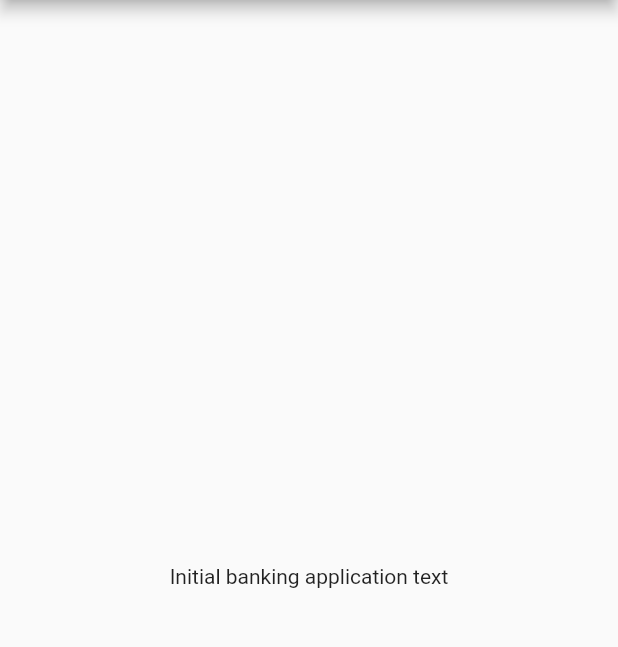
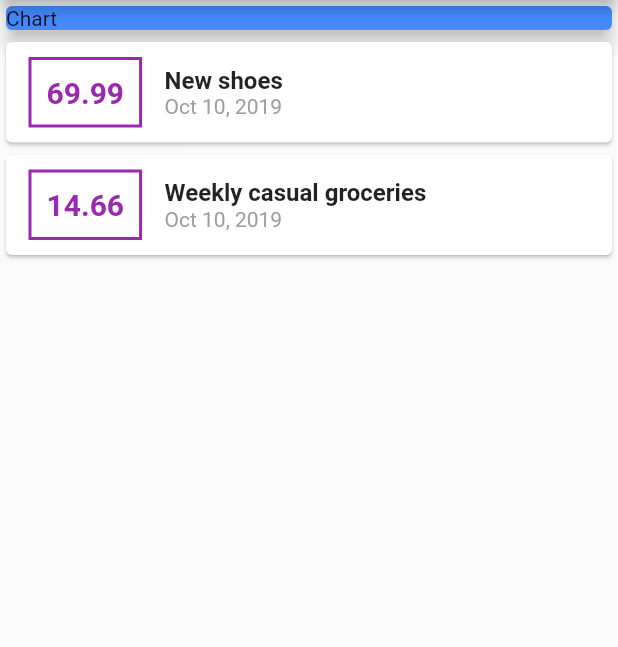
Before and after one commit to edubskiy/airbank, a Flutter app: the screen it shows after launch, on a phone screen of 412 x 824 dp, the part 84-731 px from its top. Run offline on Flutter 3.47's test engine with Material 2 defaults, Android fonts, the phone set to English and light mode, and no system bars.

Commit message:
Added Transaction widget, performed initial stylings for transactions

```diff
--- a/lib/main.dart
+++ b/lib/main.dart
@@ -1,4 +1,8 @@
 import 'package:flutter/material.dart';
+import 'package:intl/intl.dart';
+
+import 'package:airbank/transaction.dart';
+
 
 void main() => runApp(App());
 
@@ -14,14 +18,89 @@ class App extends StatelessWidget {
 }
 
 class HomePage extends StatelessWidget {
+  final List<Transaction> transactions = [
+    Transaction(
+      id: 't1',
+      title: 'New shoes',
+      amount: 69.99,
+      date: DateTime.now()
+    ),
+    Transaction(
+      id: 't2',
+      title: 'Weekly casual groceries',
+      amount: 14.66,
+      date: DateTime.now()
+    )
+  ];
+
   @override
   Widget build(BuildContext context) {
     return Scaffold(
       appBar: AppBar(
         title: Text('AirBank Home Page'),
       ),
-      body: Center(
-        child: Text('Initial banking application text')
+      body: Column(
+        // mainAxisAlignment: MainAxisAlignment.start,
+        // crossAxisAlignment: CrossAxisAlignment.start,
+        children: <Widget>[
+          Container(
+            width: double.infinity,
+            child: Card(
+              color: Colors.blueAccent,
+              child: Text('Chart'),
+              elevation: 5,
+            ),
+          ),
+          Column(
+            children: transactions.map((tx) {
+              return Card(
+                child: Row(
+                  children: <Widget>[
+                    Container(
+                      decoration: BoxDecoration(
+                        border: Border.all(
+                          color: Colors.purple,
+                          width: 2
+                        )
+                      ),
+                      margin: EdgeInsets.symmetric(
+                        vertical: 10,
+                        horizontal: 15,
+                      ),
+                      padding: EdgeInsets.all(10),
+                      child: Text(
+                        tx.amount.toString(),
+                        style: TextStyle(
+                          fontWeight: FontWeight.bold,
+                          fontSize: 20,
+                          color: Colors.purple
+                        ),
+                      ),
+                    ),
+                    Column(
+                      crossAxisAlignment: CrossAxisAlignment.start,
+                      children: <Widget>[
+                        Text(
+                          tx.title,
+                          style: TextStyle(
+                            fontWeight: FontWeight.bold,
+                            fontSize: 16
+                          ),
+                        ),
+                        Text(
+                          DateFormat.yMMMd().format(tx.date),
+                          style: TextStyle(
+                            color: Colors.grey,
+                          )
+                        )
+                      ],
+                    )
+                  ],
+                )
+              );
+            }).toList(),
+          )
+        ],
       ),
     );
   }
--- /dev/null
+++ b/lib/transaction.dart
@@ -0,0 +1,15 @@
+import 'package:flutter/foundation.dart';
+
+class Transaction {
+  final String id;
+  final String title;
+  final double amount;
+  final DateTime date;
+
+  Transaction({
+   @required this.id,
+   @required this.title,
+   @required this.amount,
+   @required this.date
+  });
+}
--- a/pubspec.yaml
+++ b/pubspec.yaml
@@ -19,6 +19,7 @@ environment:
 dependencies:
   flutter:
     sdk: flutter
+  intl: ^0.16.0
 
   # The following adds the Cupertino Icons font to your application.
   # Use with the CupertinoIcons class for iOS style icons.
```
Also changed, not shown: pubspec.lock.
